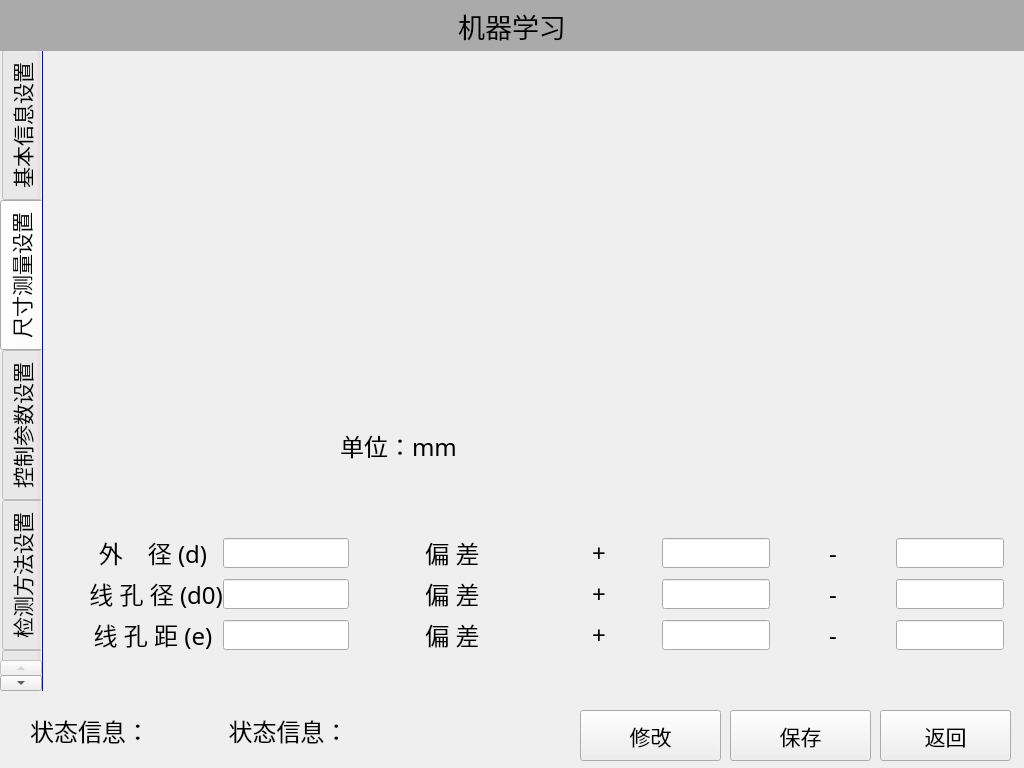
This is Form/MachineLearnForm.ui in hkchenhao/MachineVisionControl as Qt 5 draws it before an edit. The edited form follows.
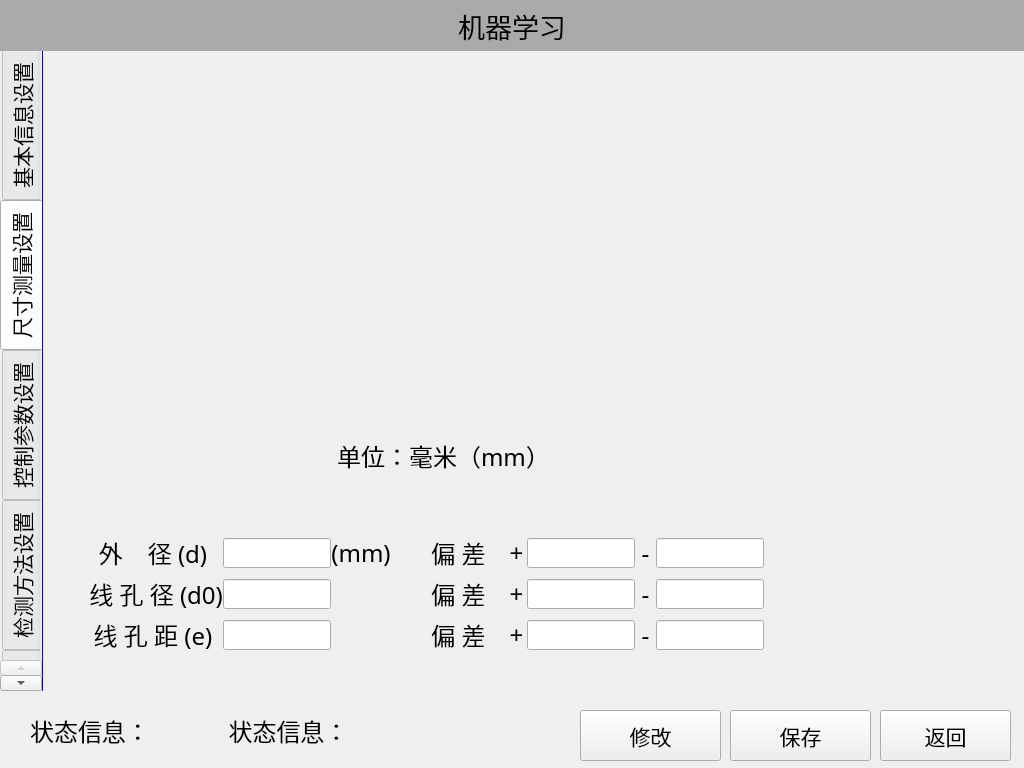
This is the edited form. The open tabs and pages were chosen to show the change. Icons and pictures are not drawn.

```diff
--- a/Form/MachineLearnForm.ui
+++ b/Form/MachineLearnForm.ui
@@ -909,8 +909,8 @@
     <widget class="QLabel" name="label">
      <property name="geometry">
       <rect>
-       <x>100</x>
-       <y>20</y>
+       <x>150</x>
+       <y>30</y>
        <width>501</width>
        <height>361</height>
       </rect>
@@ -927,7 +927,7 @@
       <rect>
        <x>40</x>
        <y>480</y>
-       <width>921</width>
+       <width>681</width>
        <height>131</height>
       </rect>
      </property>
@@ -935,29 +935,11 @@
       <property name="spacing">
        <number>0</number>
       </property>
-      <item row="1" column="5">
-       <widget class="QLabel" name="lable_37">
-        <property name="font">
-         <font>
-          <family>Yahei Mono</family>
-          <pointsize>18</pointsize>
-          <weight>50</weight>
-          <bold>false</bold>
-         </font>
+      <item row="0" column="7">
+       <widget class="QLineEdit" name="lineEdit_6">
+        <property name="enabled">
+         <bool>true</bool>
         </property>
-        <property name="styleSheet">
-         <string notr="true"/>
-        </property>
-        <property name="text">
-         <string>+</string>
-        </property>
-        <property name="alignment">
-         <set>Qt::AlignCenter</set>
-        </property>
-       </widget>
-      </item>
-      <item row="0" column="8">
-       <widget class="QLineEdit" name="lineEdit_7">
         <property name="sizePolicy">
          <sizepolicy hsizetype="Preferred" vsizetype="Fixed">
           <horstretch>0</horstretch>
@@ -972,6 +954,262 @@
         </property>
        </widget>
       </item>
+      <item row="1" column="1">
+       <widget class="QLineEdit" name="lineEdit_4">
+        <property name="sizePolicy">
+         <sizepolicy hsizetype="Fixed" vsizetype="Fixed">
+          <horstretch>0</horstretch>
+          <verstretch>0</verstretch>
+         </sizepolicy>
+        </property>
+        <property name="minimumSize">
+         <size>
+          <width>20</width>
+          <height>30</height>
+         </size>
+        </property>
+       </widget>
+      </item>
+      <item row="0" column="6">
+       <widget class="QLabel" name="lable_35">
+        <property name="sizePolicy">
+         <sizepolicy hsizetype="Preferred" vsizetype="Preferred">
+          <horstretch>0</horstretch>
+          <verstretch>0</verstretch>
+         </sizepolicy>
+        </property>
+        <property name="font">
+         <font>
+          <family>Yahei Mono</family>
+          <pointsize>18</pointsize>
+          <weight>50</weight>
+          <bold>false</bold>
+         </font>
+        </property>
+        <property name="styleSheet">
+         <string notr="true"/>
+        </property>
+        <property name="text">
+         <string>+</string>
+        </property>
+        <property name="alignment">
+         <set>Qt::AlignCenter</set>
+        </property>
+       </widget>
+      </item>
+      <item row="1" column="7">
+       <widget class="QLineEdit" name="lineEdit_8">
+        <property name="enabled">
+         <bool>true</bool>
+        </property>
+        <property name="sizePolicy">
+         <sizepolicy hsizetype="Fixed" vsizetype="Fixed">
+          <horstretch>1</horstretch>
+          <verstretch>0</verstretch>
+         </sizepolicy>
+        </property>
+        <property name="minimumSize">
+         <size>
+          <width>50</width>
+          <height>30</height>
+         </size>
+        </property>
+       </widget>
+      </item>
+      <item row="2" column="4">
+       <widget class="QLabel" name="lable_44">
+        <property name="font">
+         <font>
+          <family>Yahei Mono</family>
+          <pointsize>18</pointsize>
+          <weight>50</weight>
+          <bold>false</bold>
+         </font>
+        </property>
+        <property name="styleSheet">
+         <string notr="true"/>
+        </property>
+        <property name="text">
+         <string>偏 差</string>
+        </property>
+        <property name="alignment">
+         <set>Qt::AlignCenter</set>
+        </property>
+       </widget>
+      </item>
+      <item row="2" column="7">
+       <widget class="QLineEdit" name="lineEdit_9">
+        <property name="enabled">
+         <bool>true</bool>
+        </property>
+        <property name="sizePolicy">
+         <sizepolicy hsizetype="Fixed" vsizetype="Fixed">
+          <horstretch>1</horstretch>
+          <verstretch>0</verstretch>
+         </sizepolicy>
+        </property>
+        <property name="minimumSize">
+         <size>
+          <width>50</width>
+          <height>30</height>
+         </size>
+        </property>
+       </widget>
+      </item>
+      <item row="1" column="8">
+       <widget class="QLabel" name="lable_40">
+        <property name="font">
+         <font>
+          <family>Yahei Mono</family>
+          <pointsize>18</pointsize>
+          <weight>50</weight>
+          <bold>false</bold>
+         </font>
+        </property>
+        <property name="styleSheet">
+         <string notr="true"/>
+        </property>
+        <property name="text">
+         <string>-</string>
+        </property>
+        <property name="alignment">
+         <set>Qt::AlignCenter</set>
+        </property>
+       </widget>
+      </item>
+      <item row="0" column="3">
+       <spacer name="horizontalSpacer_5">
+        <property name="orientation">
+         <enum>Qt::Horizontal</enum>
+        </property>
+        <property name="sizeType">
+         <enum>QSizePolicy::Fixed</enum>
+        </property>
+        <property name="sizeHint" stdset="0">
+         <size>
+          <width>40</width>
+          <height>20</height>
+         </size>
+        </property>
+       </spacer>
+      </item>
+      <item row="2" column="9">
+       <widget class="QLineEdit" name="lineEdit_11">
+        <property name="enabled">
+         <bool>true</bool>
+        </property>
+        <property name="sizePolicy">
+         <sizepolicy hsizetype="Fixed" vsizetype="Fixed">
+          <horstretch>1</horstretch>
+          <verstretch>0</verstretch>
+         </sizepolicy>
+        </property>
+        <property name="minimumSize">
+         <size>
+          <width>50</width>
+          <height>30</height>
+         </size>
+        </property>
+       </widget>
+      </item>
+      <item row="2" column="6">
+       <widget class="QLabel" name="lable_38">
+        <property name="font">
+         <font>
+          <family>Yahei Mono</family>
+          <pointsize>18</pointsize>
+          <weight>50</weight>
+          <bold>false</bold>
+         </font>
+        </property>
+        <property name="styleSheet">
+         <string notr="true"/>
+        </property>
+        <property name="text">
+         <string>+</string>
+        </property>
+        <property name="alignment">
+         <set>Qt::AlignCenter</set>
+        </property>
+       </widget>
+      </item>
+      <item row="0" column="5">
+       <spacer name="horizontalSpacer_6">
+        <property name="orientation">
+         <enum>Qt::Horizontal</enum>
+        </property>
+        <property name="sizeType">
+         <enum>QSizePolicy::Fixed</enum>
+        </property>
+        <property name="sizeHint" stdset="0">
+         <size>
+          <width>20</width>
+          <height>20</height>
+         </size>
+        </property>
+       </spacer>
+      </item>
+      <item row="1" column="9">
+       <widget class="QLineEdit" name="lineEdit_10">
+        <property name="enabled">
+         <bool>true</bool>
+        </property>
+        <property name="sizePolicy">
+         <sizepolicy hsizetype="Fixed" vsizetype="Fixed">
+          <horstretch>1</horstretch>
+          <verstretch>0</verstretch>
+         </sizepolicy>
+        </property>
+        <property name="minimumSize">
+         <size>
+          <width>50</width>
+          <height>30</height>
+         </size>
+        </property>
+       </widget>
+      </item>
+      <item row="2" column="8">
+       <widget class="QLabel" name="lable_41">
+        <property name="font">
+         <font>
+          <family>Yahei Mono</family>
+          <pointsize>18</pointsize>
+          <weight>50</weight>
+          <bold>false</bold>
+         </font>
+        </property>
+        <property name="styleSheet">
+         <string notr="true"/>
+        </property>
+        <property name="text">
+         <string>-</string>
+        </property>
+        <property name="alignment">
+         <set>Qt::AlignCenter</set>
+        </property>
+       </widget>
+      </item>
+      <item row="0" column="4">
+       <widget class="QLabel" name="lable_28">
+        <property name="font">
+         <font>
+          <family>Yahei Mono</family>
+          <pointsize>18</pointsize>
+          <weight>50</weight>
+          <bold>false</bold>
+         </font>
+        </property>
+        <property name="styleSheet">
+         <string notr="true"/>
+        </property>
+        <property name="text">
+         <string>偏 差</string>
+        </property>
+        <property name="alignment">
+         <set>Qt::AlignCenter</set>
+        </property>
+       </widget>
+      </item>
       <item row="1" column="0">
        <widget class="QLabel" name="lable_26">
         <property name="font">
@@ -1014,17 +1252,154 @@
         </property>
        </widget>
       </item>
+      <item row="0" column="0">
+       <widget class="QLabel" name="lable_25">
+        <property name="font">
+         <font>
+          <family>Yahei Mono</family>
+          <pointsize>18</pointsize>
+          <weight>50</weight>
+          <bold>false</bold>
+         </font>
+        </property>
+        <property name="styleSheet">
+         <string notr="true"/>
+        </property>
+        <property name="text">
+         <string>外    径 (d)</string>
+        </property>
+        <property name="alignment">
+         <set>Qt::AlignCenter</set>
+        </property>
+       </widget>
+      </item>
+      <item row="1" column="4">
+       <widget class="QLabel" name="lable_43">
+        <property name="font">
+         <font>
+          <family>Yahei Mono</family>
+          <pointsize>18</pointsize>
+          <weight>50</weight>
+          <bold>false</bold>
+         </font>
+        </property>
+        <property name="styleSheet">
+         <string notr="true"/>
+        </property>
+        <property name="text">
+         <string>偏 差</string>
+        </property>
+        <property name="alignment">
+         <set>Qt::AlignCenter</set>
+        </property>
+       </widget>
+      </item>
+      <item row="1" column="6">
+       <widget class="QLabel" name="lable_37">
+        <property name="font">
+         <font>
+          <family>Yahei Mono</family>
+          <pointsize>18</pointsize>
+          <weight>50</weight>
+          <bold>false</bold>
+         </font>
+        </property>
+        <property name="styleSheet">
+         <string notr="true"/>
+        </property>
+        <property name="text">
+         <string>+</string>
+        </property>
+        <property name="alignment">
+         <set>Qt::AlignCenter</set>
+        </property>
+       </widget>
+      </item>
+      <item row="0" column="8">
+       <widget class="QLabel" name="lable_36">
+        <property name="font">
+         <font>
+          <family>Yahei Mono</family>
+          <pointsize>18</pointsize>
+          <weight>50</weight>
+          <bold>false</bold>
+         </font>
+        </property>
+        <property name="styleSheet">
+         <string notr="true"/>
+        </property>
+        <property name="text">
+         <string>-</string>
+        </property>
+        <property name="alignment">
+         <set>Qt::AlignCenter</set>
+        </property>
+       </widget>
+      </item>
+      <item row="2" column="1">
+       <widget class="QLineEdit" name="lineEdit_5">
+        <property name="sizePolicy">
+         <sizepolicy hsizetype="Fixed" vsizetype="Fixed">
+          <horstretch>0</horstretch>
+          <verstretch>0</verstretch>
+         </sizepolicy>
+        </property>
+        <property name="minimumSize">
+         <size>
+          <width>20</width>
+          <height>30</height>
+         </size>
+        </property>
+       </widget>
+      </item>
+      <item row="0" column="9">
+       <widget class="QLineEdit" name="lineEdit_7">
+        <property name="sizePolicy">
+         <sizepolicy hsizetype="Preferred" vsizetype="Fixed">
+          <horstretch>0</horstretch>
+          <verstretch>0</verstretch>
+         </sizepolicy>
+        </property>
+        <property name="minimumSize">
+         <size>
+          <width>0</width>
+          <height>30</height>
+         </size>
+        </property>
+       </widget>
+      </item>
+      <item row="0" column="2">
+       <widget class="QLabel" name="lable_42">
+        <property name="font">
+         <font>
+          <family>Yahei Mono</family>
+          <pointsize>18</pointsize>
+          <weight>50</weight>
+          <bold>false</bold>
+         </font>
+        </property>
+        <property name="styleSheet">
+         <string notr="true"/>
+        </property>
+        <property name="text">
+         <string>(mm)</string>
+        </property>
+        <property name="alignment">
+         <set>Qt::AlignCenter</set>
+        </property>
+       </widget>
+      </item>
       <item row="0" column="1">
        <widget class="QLineEdit" name="lineEdit">
         <property name="sizePolicy">
-         <sizepolicy hsizetype="Preferred" vsizetype="Fixed">
+         <sizepolicy hsizetype="Fixed" vsizetype="Fixed">
           <horstretch>0</horstretch>
           <verstretch>0</verstretch>
          </sizepolicy>
         </property>
         <property name="minimumSize">
          <size>
-          <width>0</width>
+          <width>80</width>
           <height>30</height>
          </size>
         </property>
@@ -1042,368 +1417,14 @@
         </property>
        </widget>
       </item>
-      <item row="1" column="1">
-       <widget class="QLineEdit" name="lineEdit_4">
-        <property name="sizePolicy">
-         <sizepolicy hsizetype="Preferred" vsizetype="Fixed">
-          <horstretch>0</horstretch>
-          <verstretch>0</verstretch>
-         </sizepolicy>
-        </property>
-        <property name="minimumSize">
-         <size>
-          <width>0</width>
-          <height>30</height>
-         </size>
-        </property>
-       </widget>
-      </item>
-      <item row="2" column="1">
-       <widget class="QLineEdit" name="lineEdit_5">
-        <property name="sizePolicy">
-         <sizepolicy hsizetype="Preferred" vsizetype="Fixed">
-          <horstretch>0</horstretch>
-          <verstretch>0</verstretch>
-         </sizepolicy>
-        </property>
-        <property name="minimumSize">
-         <size>
-          <width>0</width>
-          <height>30</height>
-         </size>
-        </property>
-       </widget>
-      </item>
-      <item row="0" column="0">
-       <widget class="QLabel" name="lable_25">
-        <property name="font">
-         <font>
-          <family>Yahei Mono</family>
-          <pointsize>18</pointsize>
-          <weight>50</weight>
-          <bold>false</bold>
-         </font>
-        </property>
-        <property name="styleSheet">
-         <string notr="true"/>
-        </property>
-        <property name="text">
-         <string>外    径 (d)</string>
-        </property>
-        <property name="alignment">
-         <set>Qt::AlignCenter</set>
-        </property>
-       </widget>
-      </item>
-      <item row="2" column="6">
-       <widget class="QLineEdit" name="lineEdit_9">
-        <property name="enabled">
-         <bool>true</bool>
-        </property>
-        <property name="sizePolicy">
-         <sizepolicy hsizetype="Fixed" vsizetype="Fixed">
-          <horstretch>1</horstretch>
-          <verstretch>0</verstretch>
-         </sizepolicy>
-        </property>
-        <property name="minimumSize">
-         <size>
-          <width>50</width>
-          <height>30</height>
-         </size>
-        </property>
-       </widget>
-      </item>
-      <item row="0" column="5">
-       <widget class="QLabel" name="lable_35">
-        <property name="sizePolicy">
-         <sizepolicy hsizetype="Preferred" vsizetype="Preferred">
-          <horstretch>0</horstretch>
-          <verstretch>0</verstretch>
-         </sizepolicy>
-        </property>
-        <property name="font">
-         <font>
-          <family>Yahei Mono</family>
-          <pointsize>18</pointsize>
-          <weight>50</weight>
-          <bold>false</bold>
-         </font>
-        </property>
-        <property name="styleSheet">
-         <string notr="true"/>
-        </property>
-        <property name="text">
-         <string>+</string>
-        </property>
-        <property name="alignment">
-         <set>Qt::AlignCenter</set>
-        </property>
-       </widget>
-      </item>
-      <item row="0" column="7">
-       <widget class="QLabel" name="lable_36">
-        <property name="font">
-         <font>
-          <family>Yahei Mono</family>
-          <pointsize>18</pointsize>
-          <weight>50</weight>
-          <bold>false</bold>
-         </font>
-        </property>
-        <property name="styleSheet">
-         <string notr="true"/>
-        </property>
-        <property name="text">
-         <string>-</string>
-        </property>
-        <property name="alignment">
-         <set>Qt::AlignCenter</set>
-        </property>
-       </widget>
-      </item>
-      <item row="1" column="3">
-       <widget class="QLabel" name="lable_43">
-        <property name="font">
-         <font>
-          <family>Yahei Mono</family>
-          <pointsize>18</pointsize>
-          <weight>50</weight>
-          <bold>false</bold>
-         </font>
-        </property>
-        <property name="styleSheet">
-         <string notr="true"/>
-        </property>
-        <property name="text">
-         <string>偏 差</string>
-        </property>
-        <property name="alignment">
-         <set>Qt::AlignCenter</set>
-        </property>
-       </widget>
-      </item>
-      <item row="0" column="6">
-       <widget class="QLineEdit" name="lineEdit_6">
-        <property name="enabled">
-         <bool>true</bool>
-        </property>
-        <property name="sizePolicy">
-         <sizepolicy hsizetype="Preferred" vsizetype="Fixed">
-          <horstretch>0</horstretch>
-          <verstretch>0</verstretch>
-         </sizepolicy>
-        </property>
-        <property name="minimumSize">
-         <size>
-          <width>0</width>
-          <height>30</height>
-         </size>
-        </property>
-       </widget>
-      </item>
-      <item row="2" column="3">
-       <widget class="QLabel" name="lable_44">
-        <property name="font">
-         <font>
-          <family>Yahei Mono</family>
-          <pointsize>18</pointsize>
-          <weight>50</weight>
-          <bold>false</bold>
-         </font>
-        </property>
-        <property name="styleSheet">
-         <string notr="true"/>
-        </property>
-        <property name="text">
-         <string>偏 差</string>
-        </property>
-        <property name="alignment">
-         <set>Qt::AlignCenter</set>
-        </property>
-       </widget>
-      </item>
-      <item row="1" column="6">
-       <widget class="QLineEdit" name="lineEdit_8">
-        <property name="enabled">
-         <bool>true</bool>
-        </property>
-        <property name="sizePolicy">
-         <sizepolicy hsizetype="Fixed" vsizetype="Fixed">
-          <horstretch>1</horstretch>
-          <verstretch>0</verstretch>
-         </sizepolicy>
-        </property>
-        <property name="minimumSize">
-         <size>
-          <width>50</width>
-          <height>30</height>
-         </size>
-        </property>
-       </widget>
-      </item>
-      <item row="0" column="3">
-       <widget class="QLabel" name="lable_28">
-        <property name="font">
-         <font>
-          <family>Yahei Mono</family>
-          <pointsize>18</pointsize>
-          <weight>50</weight>
-          <bold>false</bold>
-         </font>
-        </property>
-        <property name="styleSheet">
-         <string notr="true"/>
-        </property>
-        <property name="text">
-         <string>偏 差</string>
-        </property>
-        <property name="alignment">
-         <set>Qt::AlignCenter</set>
-        </property>
-       </widget>
-      </item>
-      <item row="1" column="7">
-       <widget class="QLabel" name="lable_40">
-        <property name="font">
-         <font>
-          <family>Yahei Mono</family>
-          <pointsize>18</pointsize>
-          <weight>50</weight>
-          <bold>false</bold>
-         </font>
-        </property>
-        <property name="styleSheet">
-         <string notr="true"/>
-        </property>
-        <property name="text">
-         <string>-</string>
-        </property>
-        <property name="alignment">
-         <set>Qt::AlignCenter</set>
-        </property>
-       </widget>
-      </item>
-      <item row="2" column="5">
-       <widget class="QLabel" name="lable_38">
-        <property name="font">
-         <font>
-          <family>Yahei Mono</family>
-          <pointsize>18</pointsize>
-          <weight>50</weight>
-          <bold>false</bold>
-         </font>
-        </property>
-        <property name="styleSheet">
-         <string notr="true"/>
-        </property>
-        <property name="text">
-         <string>+</string>
-        </property>
-        <property name="alignment">
-         <set>Qt::AlignCenter</set>
-        </property>
-       </widget>
-      </item>
-      <item row="2" column="7">
-       <widget class="QLabel" name="lable_41">
-        <property name="font">
-         <font>
-          <family>Yahei Mono</family>
-          <pointsize>18</pointsize>
-          <weight>50</weight>
-          <bold>false</bold>
-         </font>
-        </property>
-        <property name="styleSheet">
-         <string notr="true"/>
-        </property>
-        <property name="text">
-         <string>-</string>
-        </property>
-        <property name="alignment">
-         <set>Qt::AlignCenter</set>
-        </property>
-       </widget>
-      </item>
-      <item row="0" column="2">
-       <spacer name="horizontalSpacer_5">
-        <property name="orientation">
-         <enum>Qt::Horizontal</enum>
-        </property>
-        <property name="sizeType">
-         <enum>QSizePolicy::Fixed</enum>
-        </property>
-        <property name="sizeHint" stdset="0">
-         <size>
-          <width>40</width>
-          <height>20</height>
-         </size>
-        </property>
-       </spacer>
-      </item>
-      <item row="2" column="8">
-       <widget class="QLineEdit" name="lineEdit_11">
-        <property name="enabled">
-         <bool>true</bool>
-        </property>
-        <property name="sizePolicy">
-         <sizepolicy hsizetype="Fixed" vsizetype="Fixed">
-          <horstretch>1</horstretch>
-          <verstretch>0</verstretch>
-         </sizepolicy>
-        </property>
-        <property name="minimumSize">
-         <size>
-          <width>50</width>
-          <height>30</height>
-         </size>
-        </property>
-       </widget>
-      </item>
-      <item row="1" column="8">
-       <widget class="QLineEdit" name="lineEdit_10">
-        <property name="enabled">
-         <bool>true</bool>
-        </property>
-        <property name="sizePolicy">
-         <sizepolicy hsizetype="Fixed" vsizetype="Fixed">
-          <horstretch>1</horstretch>
-          <verstretch>0</verstretch>
-         </sizepolicy>
-        </property>
-        <property name="minimumSize">
-         <size>
-          <width>50</width>
-          <height>30</height>
-         </size>
-        </property>
-       </widget>
-      </item>
-      <item row="0" column="4">
-       <spacer name="horizontalSpacer_6">
-        <property name="orientation">
-         <enum>Qt::Horizontal</enum>
-        </property>
-        <property name="sizeType">
-         <enum>QSizePolicy::Fixed</enum>
-        </property>
-        <property name="sizeHint" stdset="0">
-         <size>
-          <width>20</width>
-          <height>20</height>
-         </size>
-        </property>
-       </spacer>
-      </item>
      </layout>
     </widget>
     <widget class="QLabel" name="lable_39">
      <property name="geometry">
       <rect>
-       <x>290</x>
-       <y>380</y>
-       <width>131</width>
+       <x>240</x>
+       <y>390</y>
+       <width>321</width>
        <height>31</height>
       </rect>
      </property>
@@ -1419,7 +1440,7 @@
       <string notr="true"/>
      </property>
      <property name="text">
-      <string>单位：mm</string>
+      <string>单位：毫米（mm）</string>
      </property>
      <property name="alignment">
       <set>Qt::AlignCenter</set>
```
Left out of the diff: 324 changed lines with no effect on the pictures.
